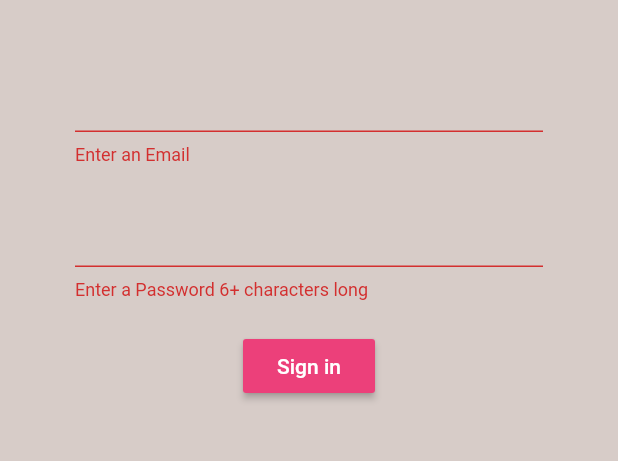
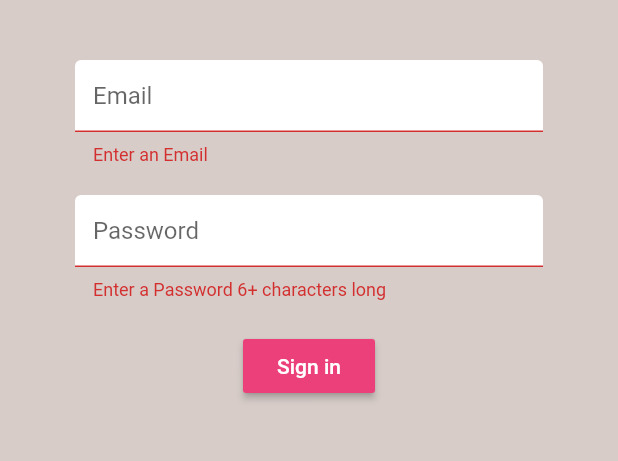
Before and after one commit to AshishBansal-Official/Flutter-Brew_crew, a Flutter app: the screen it shows after launch, after a tap on "Sign in", on a phone screen of 412 x 824 dp, the part 84-545 px from its top. Run offline on Flutter 3.47's test engine with Material 2 defaults, Android fonts, the phone set to English and light mode, and no system bars; our stand-ins replace firebase_auth; accounts and stored records are empty.

Commit message:
Text Input Decoration

```diff
--- a/lib/screens/authenticate/register.dart
+++ b/lib/screens/authenticate/register.dart
@@ -1,3 +1,4 @@
+import 'package:brew_crew/shared/constants.dart';
 import 'package:flutter/material.dart';
 import 'package:brew_crew/services/auth.dart';
 
@@ -46,6 +47,7 @@ class _RegisterState extends State<Register> {
             children: <Widget>[
               SizedBox(height: 20.0,),
               TextFormField(
+                decoration: textInputDecoration.copyWith(hintText: 'Email'),
                 validator: (val) => val.isEmpty ? 'Enter an Email' : null,
                 onChanged: (val) {
                   setState(() => email = val );
@@ -53,6 +55,7 @@ class _RegisterState extends State<Register> {
               ),
               SizedBox(height: 20.0,),
               TextFormField(
+                decoration: textInputDecoration.copyWith(hintText: 'Password'),
                 validator: (val) => val.length < 6 ? 'Enter a Password 6+ characters long' : null,
                 obscureText: true,
                 onChanged: (val) {
--- a/lib/screens/authenticate/sign_in.dart
+++ b/lib/screens/authenticate/sign_in.dart
@@ -1,3 +1,4 @@
+import 'package:brew_crew/shared/constants.dart';
 import 'package:brew_crew/services/auth.dart';
 import 'package:flutter/material.dart';
 
@@ -46,6 +47,7 @@ class _SignInState extends State<SignIn> {
             children: <Widget>[
               SizedBox(height: 20.0,),
               TextFormField(
+                decoration: textInputDecoration.copyWith(hintText: 'Email'),
                 validator: (val) => val.isEmpty ? 'Enter an Email' : null,
                 onChanged: (val) {
                   setState(() => email = val );
@@ -53,6 +55,7 @@ class _SignInState extends State<SignIn> {
               ),
               SizedBox(height: 20.0,),
               TextFormField(
+                decoration: textInputDecoration.copyWith(hintText: 'Password'),
                 validator: (val) => val.length < 6 ? 'Enter a Password 6+ characters long' : null,
                 obscureText: true,
                 onChanged: (val) {
--- /dev/null
+++ b/lib/shared/constants.dart
@@ -0,0 +1,18 @@
+import 'package:flutter/material.dart';
+
+const textInputDecoration = InputDecoration(
+  fillColor: Colors.white,
+  filled: true,
+  enabledBorder: OutlineInputBorder(
+    borderSide: BorderSide(
+      color: Colors.white,
+      width: 2.0,
+    )
+  ),
+  focusedBorder: OutlineInputBorder(
+    borderSide: BorderSide(
+      color: Colors.pink,
+      width: 2.0,
+    )
+  ),
+);
```
